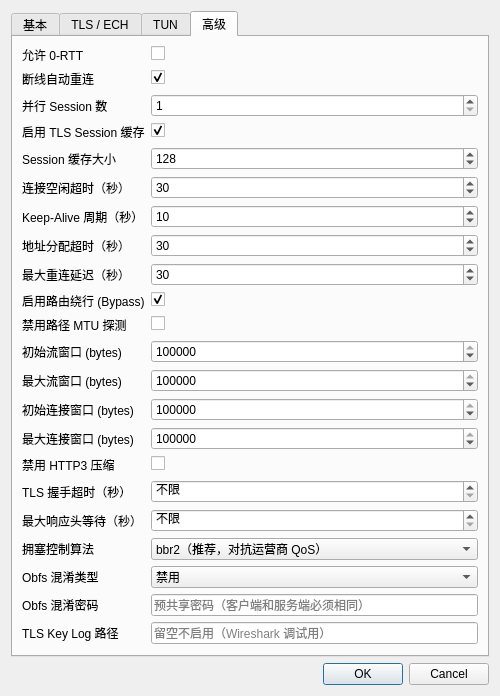
justinwoo280/connect-ip-tunnel-gui, file ui/EditNodeDialog.ui: the form before one commit.
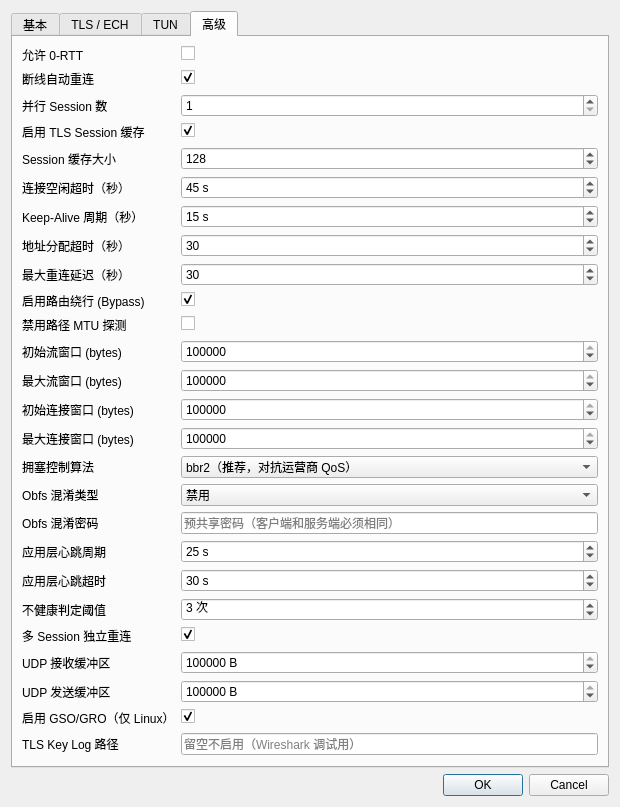
The form after the commit. The open tabs and pages were chosen to show the change.

Commit message: 优化:UI布局调整，更进connect-ip-tunnel字段更新

What changed in the file:
```diff
--- a/ui/EditNodeDialog.ui
+++ b/ui/EditNodeDialog.ui
@@ -3,7 +3,7 @@
  <class>EditNodeDialog</class>
  <widget class="QDialog" name="EditNodeDialog">
   <property name="windowTitle"><string>编辑节点</string></property>
-  <property name="minimumSize"><size><width>500</width><height>560</height></size></property>
+  <property name="minimumSize"><size><width>620</width><height>620</height></size></property>
   <layout class="QVBoxLayout">
    <item>
     <widget class="QTabWidget" name="tabWidget">
@@ -251,7 +251,7 @@
        <item row="2" column="1">
         <widget class="QSpinBox" name="spinNumSessions">
          <property name="minimum"><number>1</number></property>
-         <property name="maximum"><number>16</number></property>
+         <property name="maximum"><number>32</number></property>
          <property name="value"><number>1</number></property>
         </widget>
        </item>
@@ -278,7 +278,8 @@
         <widget class="QSpinBox" name="spinMaxIdleTimeout">
          <property name="minimum"><number>5</number></property>
          <property name="maximum"><number>600</number></property>
-         <property name="value"><number>30</number></property>
+         <property name="value"><number>45</number></property>
+         <property name="suffix"><string> s</string></property>
         </widget>
        </item>
        <item row="6" column="0">
@@ -288,7 +289,8 @@
         <widget class="QSpinBox" name="spinKeepAlivePeriod">
          <property name="minimum"><number>1</number></property>
          <property name="maximum"><number>300</number></property>
-         <property name="value"><number>10</number></property>
+         <property name="value"><number>15</number></property>
+         <property name="suffix"><string> s</string></property>
         </widget>
        </item>
        <item row="7" column="0">
@@ -375,37 +377,9 @@
         </widget>
        </item>
 
-       <!-- HTTP3 额外调优 -->
-       <item row="15" column="0">
-        <widget class="QLabel"><property name="text"><string>禁用 HTTP3 压缩</string></property></widget>
-       </item>
-       <item row="15" column="1">
-        <widget class="QCheckBox" name="checkDisableCompression"/>
-       </item>
-       <item row="16" column="0">
-        <widget class="QLabel"><property name="text"><string>TLS 握手超时（秒）</string></property></widget>
-       </item>
-       <item row="16" column="1">
-        <widget class="QSpinBox" name="spinTLSHandshakeTimeout">
-         <property name="minimum"><number>0</number></property>
-         <property name="maximum"><number>120</number></property>
-         <property name="value"><number>0</number></property>
-         <property name="specialValueText"><string>不限</string></property>
-         <property name="toolTip"><string>0 表示不限制，建议 10~30 秒</string></property>
-        </widget>
-       </item>
-       <item row="17" column="0">
-        <widget class="QLabel"><property name="text"><string>最大响应头等待（秒）</string></property></widget>
-       </item>
-       <item row="17" column="1">
-        <widget class="QSpinBox" name="spinMaxResponseHeaderSec">
-         <property name="minimum"><number>0</number></property>
-         <property name="maximum"><number>120</number></property>
-         <property name="value"><number>0</number></property>
-         <property name="specialValueText"><string>不限</string></property>
-         <property name="toolTip"><string>0 表示不限制</string></property>
-        </widget>
-       </item>
+       <!-- 注意：原 row 15-17 (disable_compression / tls_handshake_timeout / max_response_header_sec)
+            已于 2026-04 移除 —— CONNECT-IP 走 datagram + capsule 路径，没有 HTTP 响应头与
+            HTTP3 压缩协商；内核已删除对应字段。row 18+ 编号保持不变以最小化布局抖动。 -->
 
        <!-- 拥塞控制 -->
        <item row="18" column="0">
@@ -434,13 +408,103 @@
         <widget class="QLineEdit" name="editObfsPassword">
          <property name="placeholderText"><string>预共享密码（客户端和服务端必须相同）</string></property>
          <property name="toolTip"><string>Salamander 混淆可规避运营商对 QUIC Long Header 的 DPI 识别</string></property>
+         <property name="echoMode"><enum>QLineEdit::PasswordEchoOnEdit</enum></property>
         </widget>
        </item>
        <!-- 调试 -->
        <item row="21" column="0">
-        <widget class="QLabel"><property name="text"><string>TLS Key Log 路径</string></property></widget>
+        <widget class="QLabel"><property name="text"><string>应用层心跳周期</string></property></widget>
        </item>
        <item row="21" column="1">
+        <widget class="QSpinBox" name="spinAppKeepalivePeriod">
+         <property name="minimum"><number>0</number></property>
+         <property name="maximum"><number>600</number></property>
+         <property name="value"><number>25</number></property>
+         <property name="suffix"><string> s</string></property>
+         <property name="specialValueText"><string>禁用</string></property>
+         <property name="toolTip"><string>CONNECT-IP capsule 应用层 ping 发送周期。
+0 = 禁用应用层心跳（仅依赖 QUIC Keep-Alive）。</string></property>
+        </widget>
+       </item>
+       <item row="22" column="0">
+        <widget class="QLabel"><property name="text"><string>应用层心跳超时</string></property></widget>
+       </item>
+       <item row="22" column="1">
+        <widget class="QSpinBox" name="spinAppKeepaliveTimeout">
+         <property name="minimum"><number>1</number></property>
+         <property name="maximum"><number>600</number></property>
+         <property name="value"><number>30</number></property>
+         <property name="suffix"><string> s</string></property>
+         <property name="toolTip"><string>单次 ping 等 pong 的超时时间。</string></property>
+        </widget>
+       </item>
+       <item row="23" column="0">
+        <widget class="QLabel"><property name="text"><string>不健康判定阈值</string></property></widget>
+       </item>
+       <item row="23" column="1">
+        <widget class="QSpinBox" name="spinUnhealthyThreshold">
+         <property name="minimum"><number>1</number></property>
+         <property name="maximum"><number>100</number></property>
+         <property name="value"><number>3</number></property>
+         <property name="suffix"><string> 次</string></property>
+         <property name="toolTip"><string>连续 N 次心跳超时则视为 session 不健康并触发重连。</string></property>
+        </widget>
+       </item>
+       <item row="24" column="0">
+        <widget class="QLabel"><property name="text"><string>多 Session 独立重连</string></property></widget>
+       </item>
+       <item row="24" column="1">
+        <widget class="QCheckBox" name="checkPerSessionReconnect">
+         <property name="checked"><bool>true</bool></property>
+         <property name="toolTip"><string>开启后多 session 模式下每条 session 独立重连，互不影响。</string></property>
+        </widget>
+       </item>
+       <!-- UDP socket buffer & GSO（性能调优） -->
+       <item row="25" column="0">
+        <widget class="QLabel" name="labelUDPRecvBuffer"><property name="text"><string>UDP 接收缓冲区</string></property></widget>
+       </item>
+       <item row="25" column="1">
+        <widget class="QSpinBox" name="spinUDPRecvBuffer">
+         <property name="minimum"><number>65536</number></property>
+         <property name="maximum"><number>2147483647</number></property>
+         <property name="value"><number>16777216</number></property>
+         <property name="singleStep"><number>1048576</number></property>
+         <property name="suffix"><string> B</string></property>
+         <property name="toolTip"><string>UDP socket 接收缓冲区大小（字节），默认 16 MB。
+Linux 高带宽场景可增大到 32-64 MB（需 sysctl 放开 net.core.rmem_max）。
+Windows / macOS 内核会把超过系统上限的值静默 cap，配置过大无效。</string></property>
+        </widget>
+       </item>
+       <item row="26" column="0">
+        <widget class="QLabel" name="labelUDPSendBuffer"><property name="text"><string>UDP 发送缓冲区</string></property></widget>
+       </item>
+       <item row="26" column="1">
+        <widget class="QSpinBox" name="spinUDPSendBuffer">
+         <property name="minimum"><number>65536</number></property>
+         <property name="maximum"><number>2147483647</number></property>
+         <property name="value"><number>16777216</number></property>
+         <property name="singleStep"><number>1048576</number></property>
+         <property name="suffix"><string> B</string></property>
+         <property name="toolTip"><string>UDP socket 发送缓冲区大小（字节），默认 16 MB。
+Linux 同 net.core.wmem_max；其他平台同样会被系统静默 cap。</string></property>
+        </widget>
+       </item>
+       <item row="27" column="0">
+        <widget class="QLabel" name="labelEnableGSO"><property name="text"><string>启用 GSO/GRO（仅 Linux）</string></property></widget>
+       </item>
+       <item row="27" column="1">
+        <widget class="QCheckBox" name="checkEnableGSO">
+         <property name="checked"><bool>true</bool></property>
+         <property name="toolTip"><string>启用 Linux 内核的 GSO（UDP 分段卸载）/ GRO（接收合并）以提升 UDP 吞吐。
+• Linux：建议保持开启；显式关闭会通过 QUIC_GO_DISABLE_GSO 环境变量传给 quic-go
+• Windows / macOS：内核会自动按平台能力降级，此开关无实际作用</string></property>
+        </widget>
+       </item>
+       <!-- 调试 -->
+       <item row="28" column="0">
+        <widget class="QLabel"><property name="text"><string>TLS Key Log 路径</string></property></widget>
+       </item>
+       <item row="28" column="1">
         <widget class="QLineEdit" name="editKeyLogPath">
          <property name="placeholderText"><string>留空不启用（Wireshark 调试用）</string></property>
         </widget>
```
Left out of the diff: 36 changed lines with no effect on the pictures. The commit also changes 6 other files.
